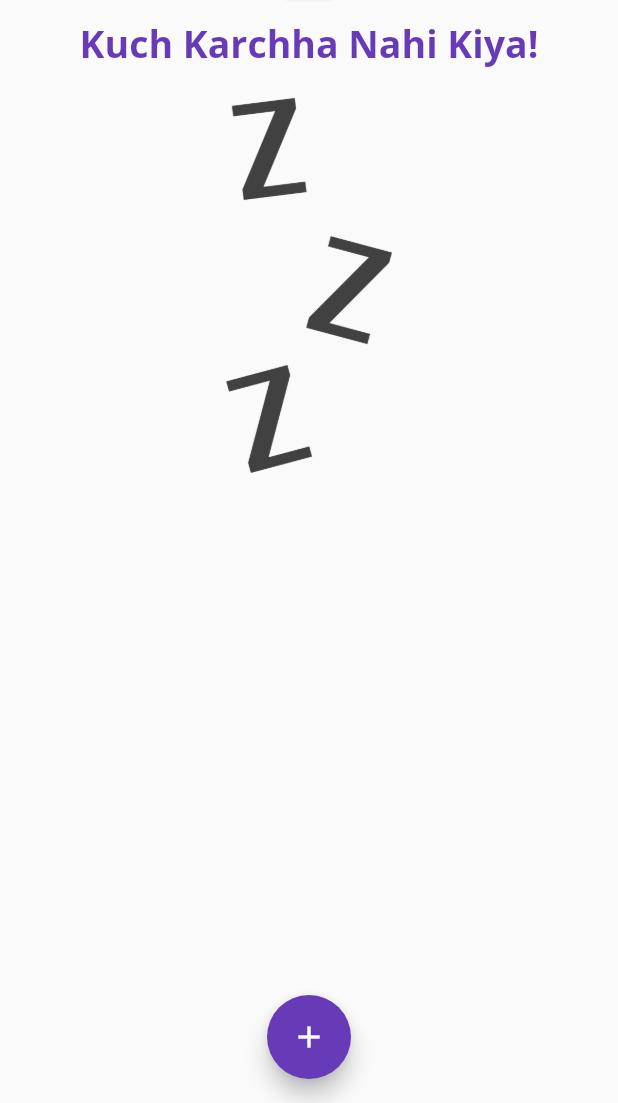
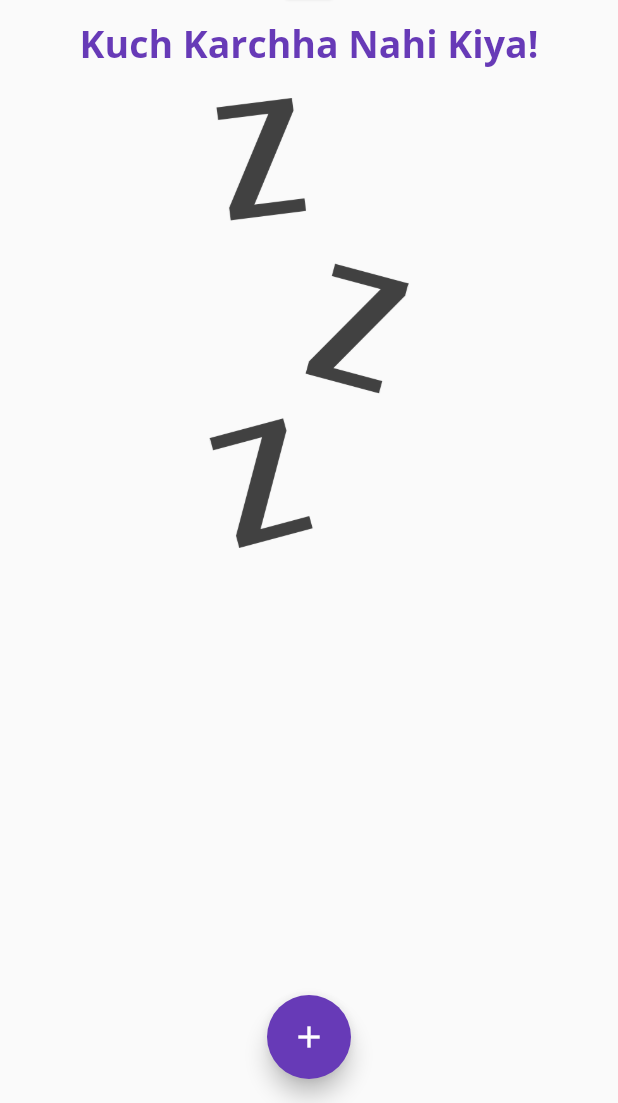
Before and after one commit to imsachinshah/track_expense, a Flutter app: the screen it shows after launch, on a phone screen of 412 x 824 dp, the part 133-1236 px from its top. Run offline on Flutter 3.47's test engine with Material 2 defaults, Android fonts, the phone set to English and light mode, and no system bars.

Commit message:
day7 done

```diff
--- a/lib/widgets/transaction_list.dart
+++ b/lib/widgets/transaction_list.dart
@@ -30,12 +30,10 @@ class TransactionList extends StatelessWidget {
                 const SizedBox(
                   height: 20,
                 ),
-                Container(
-                  height: 250,
-                  child: Image.asset(
-                    'assets/images/waiting.png',
-                    fit: BoxFit.cover,
-                  ),
+                Image.asset(
+                  'assets/images/waiting.png',
+                  height: 300,
+                  fit: BoxFit.cover,
                 ),
               ],
             )
```
Also changed, not shown: 2 other files.
